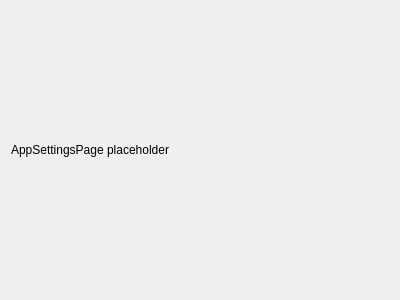
This is appsettings.ui in Aryetis/Obenkyobo as Qt 5 draws it before an edit. The edited form follows.
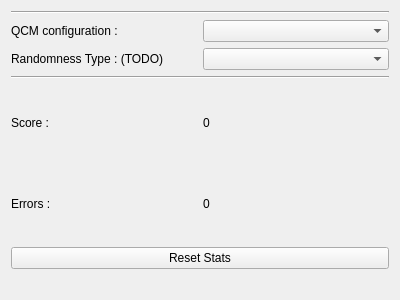
This is the edited form.

Commit message: AppSetting page v1, added global statistics

Patch:
```diff
--- a/appsettings.ui
+++ b/appsettings.ui
@@ -15,11 +15,107 @@
   </property>
   <layout class="QVBoxLayout" name="verticalLayout">
    <item>
-    <widget class="QLabel" name="placeholder">
-     <property name="text">
-      <string>AppSettingsPage placeholder</string>
+    <layout class="QVBoxLayout" name="QcmSettings">
+     <property name="topMargin">
+      <number>0</number>
      </property>
-    </widget>
+     <property name="bottomMargin">
+      <number>20</number>
+     </property>
+     <item>
+      <widget class="Line" name="line">
+       <property name="orientation">
+        <enum>Qt::Horizontal</enum>
+       </property>
+      </widget>
+     </item>
+     <item>
+      <layout class="QHBoxLayout" name="EntriesLineSetting">
+       <item>
+        <widget class="QLabel" name="lineSettingLabel">
+         <property name="text">
+          <string>QCM configuration : </string>
+         </property>
+        </widget>
+       </item>
+       <item>
+        <widget class="QComboBox" name="LineSettingDropdown"/>
+       </item>
+      </layout>
+     </item>
+     <item>
+      <layout class="QHBoxLayout" name="RandomnessSetting">
+       <item>
+        <widget class="QLabel" name="label_3">
+         <property name="text">
+          <string>Randomness Type : (TODO)</string>
+         </property>
+        </widget>
+       </item>
+       <item>
+        <widget class="QComboBox" name="comboBox"/>
+       </item>
+      </layout>
+     </item>
+     <item>
+      <layout class="QHBoxLayout" name="StatsSetting">
+       <item>
+        <layout class="QVBoxLayout" name="StatSettingSubContainer">
+         <item>
+          <widget class="Line" name="StatsLine">
+           <property name="orientation">
+            <enum>Qt::Horizontal</enum>
+           </property>
+          </widget>
+         </item>
+         <item>
+          <layout class="QHBoxLayout" name="ScoreLayout">
+           <item>
+            <widget class="QLabel" name="ScoreCounterLabel">
+             <property name="text">
+              <string>Score : </string>
+             </property>
+            </widget>
+           </item>
+           <item>
+            <widget class="QLabel" name="ScoreCounterValueLabel">
+             <property name="text">
+              <string>0</string>
+             </property>
+            </widget>
+           </item>
+          </layout>
+         </item>
+         <item>
+          <layout class="QHBoxLayout" name="ErrorsLayout">
+           <item>
+            <widget class="QLabel" name="ErrorCounterLabel">
+             <property name="text">
+              <string>Errors : </string>
+             </property>
+            </widget>
+           </item>
+           <item>
+            <widget class="QLabel" name="ErrorsCounterValueLabel">
+             <property name="text">
+              <string>0</string>
+             </property>
+            </widget>
+           </item>
+          </layout>
+         </item>
+         <item>
+          <widget class="QPushButton" name="ResetStatsButton">
+           <property name="text">
+            <string>Reset Stats</string>
+           </property>
+          </widget>
+         </item>
+        </layout>
+       </item>
+      </layout>
+     </item>
+    </layout>
    </item>
   </layout>
  </widget>
```
The commit also changes 13 other files.
